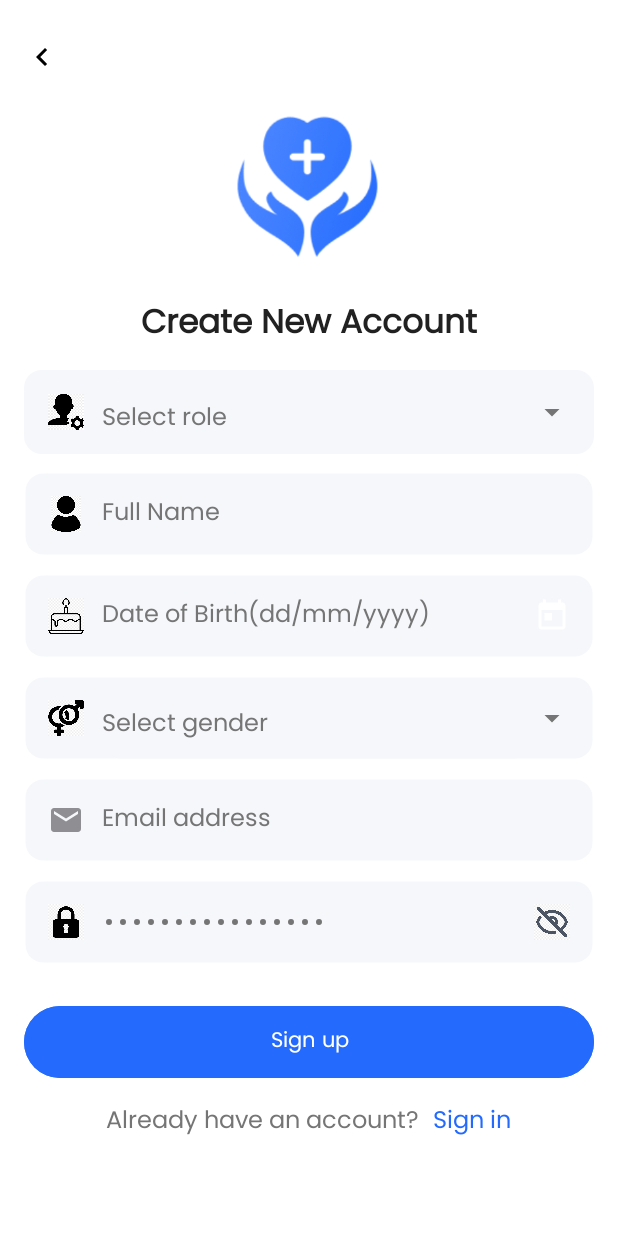
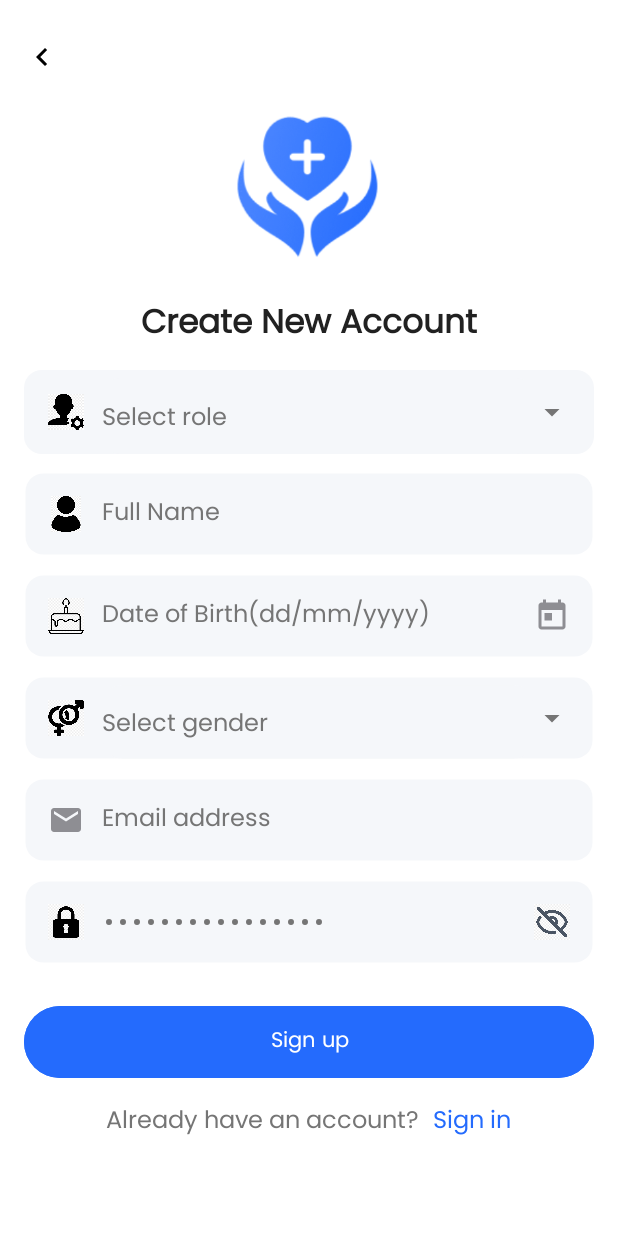
Before and after one commit to Du-Tuan-Minh/PROJECT_PRM, an Android app: the SignUpActivity screen opened directly, with no data from a screen before it, on a phone screen of 412 x 824 dp. Run offline under Robolectric (Android 15) with nearby library versions, the light colour scheme and no system bars; our stand-ins replace Firebase (no records; nobody signed in at launch, a user with empty details on screens opened directly).

Commit message:
Fix text in sign up, and icon

```diff
--- a/app/src/main/java/com/example/project_prm/ui/auth/SignUpActivity.java
+++ b/app/src/main/java/com/example/project_prm/ui/auth/SignUpActivity.java
@@ -144,7 +144,8 @@ public class SignUpActivity extends AppCompatActivity {
             Toast.makeText(this, "Please enter a valid email address", Toast.LENGTH_SHORT).show();
             return;
         }
-        if (!registerClinicView.checkValidRegisterClinic(this)) {
+        if (registerClinicView.getRegisterClinicView().getVisibility() == View.VISIBLE &&
+                !registerClinicView.checkValidRegisterClinic(this)) {
             return;
         }
         userDAO.isEmailExist(email)
--- a/app/src/main/res/layout/activity_signup.xml
+++ b/app/src/main/res/layout/activity_signup.xml
@@ -74,7 +74,7 @@
             android:layout_height="wrap_content"
             android:layout_marginTop="12dp"
             app:startIconSrc="@drawable/ic_date_of_birth"
-            app:endIconSrc="@drawable/ic_calendar"
+            app:endIconSrc="@drawable/ic_calendar_date"
             app:hintText="Date of Birth(dd/mm/yyyy)"
             app:inputType="date"
             />
```
